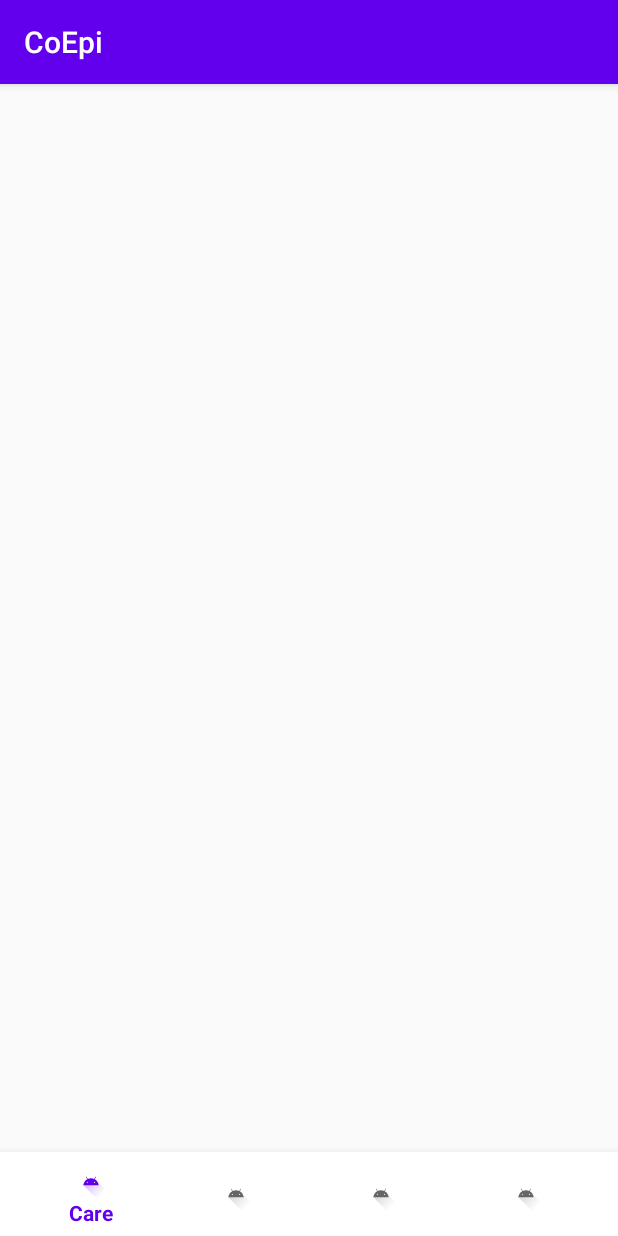
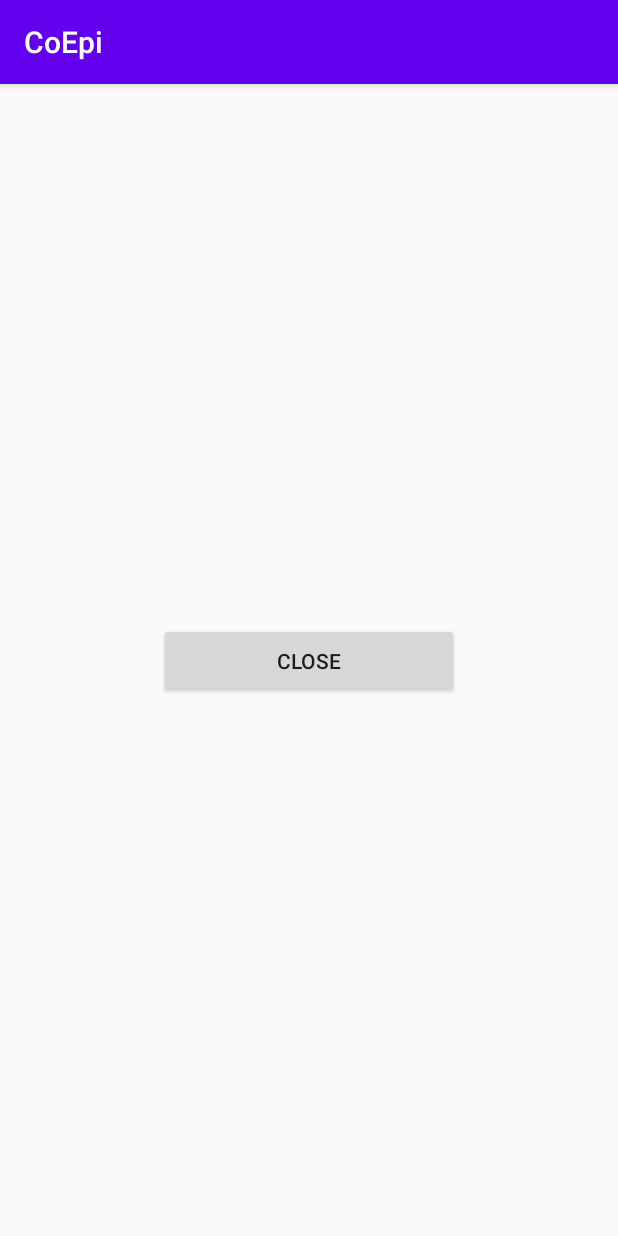
Before and after one commit to Co-Epi/app-android, an Android app: the screen it shows after launch (MainActivity), on a phone screen of 412 x 824 dp. Run offline under Robolectric (Android 15) with nearby library versions, the phone set to English and light mode, and no system bars; our stand-ins replace RxJava, data binding, navigation-ui; 1 statement that could not run was skipped.

Commit message:
Implement onboarding wireframe

```diff
--- a/app/src/main/java/org/coepi/android/MainActivity.kt
+++ b/app/src/main/java/org/coepi/android/MainActivity.kt
@@ -2,12 +2,35 @@ package org.coepi.android
 
 import androidx.appcompat.app.AppCompatActivity
 import android.os.Bundle
+import androidx.navigation.findNavController
+import io.reactivex.disposables.CompositeDisposable
+import io.reactivex.rxkotlin.plusAssign
+import org.coepi.android.R.id
+import org.coepi.android.R.id.rootNavHostFragment
 import org.coepi.android.R.layout.activity_main
+import org.coepi.android.ui.navigation.Navigator
+import org.coepi.android.ui.navigation.RootNavigation
+import org.coepi.android.ui.onboarding.OnboardingShower
+import org.koin.android.ext.android.inject
 
 class MainActivity : AppCompatActivity() {
+    private val rootNav: RootNavigation by inject()
+    private val onboardingShower: OnboardingShower by inject()
+
+    private var disposables = CompositeDisposable()
 
     override fun onCreate(savedInstanceState: Bundle?) {
         super.onCreate(savedInstanceState)
         setContentView(activity_main)
+        observeRootNavigation()
+
+        onboardingShower.showIfNeeded()
+    }
+
+    private fun observeRootNavigation() {
+        val navigator = Navigator(findNavController(rootNavHostFragment))
+        disposables += rootNav.navigationCommands.subscribe {
+            navigator.navigate(it)
+        }
     }
 }
--- a/app/src/main/java/org/coepi/android/di/Modules.kt
+++ b/app/src/main/java/org/coepi/android/di/Modules.kt
@@ -3,6 +3,9 @@ package org.coepi.android.di
 import org.coepi.android.ui.ble.BleViewModel
 import org.coepi.android.ui.care.CareViewModel
 import org.coepi.android.ui.location.LocationViewModel
+import org.coepi.android.ui.navigation.RootNavigation
+import org.coepi.android.ui.onboarding.OnboardingShower
+import org.coepi.android.ui.onboarding.OnboardingViewModel
 import org.coepi.android.ui.settings.SettingsViewModel
 import org.koin.androidx.viewmodel.dsl.viewModel
 import org.koin.dsl.module
@@ -12,8 +15,15 @@ val viewModelModule = module {
     viewModel { SettingsViewModel() }
     viewModel { BleViewModel() }
     viewModel { LocationViewModel() }
+    viewModel { OnboardingViewModel(get()) }
+}
+
+val systemModule = module {
+    single { RootNavigation() }
+    single { OnboardingShower(get()) }
 }
 
 val appModule = listOf(
-    viewModelModule
+    viewModelModule,
+    systemModule
 )
--- /dev/null
+++ b/app/src/main/java/org/coepi/android/ui/navigation/NavigationCommand.kt
@@ -0,0 +1,13 @@
+package org.coepi.android.ui.navigation
+
+import androidx.navigation.NavDirections
+import androidx.navigation.NavOptions
+import androidx.navigation.Navigator
+import java.io.Serializable
+
+sealed class NavigationCommand : Serializable {
+    data class ToDestination(val destinationId: NavDirections) : NavigationCommand()
+    data class ToDirections(val directions: NavDirections) : NavigationCommand()
+    object Back : NavigationCommand()
+    data class BackTo(val destinationId: Int) : NavigationCommand()
+}
--- /dev/null
+++ b/app/src/main/java/org/coepi/android/ui/navigation/Navigator.kt
@@ -0,0 +1,19 @@
+package org.coepi.android.ui.navigation
+
+import androidx.navigation.NavController
+import org.coepi.android.ui.navigation.NavigationCommand.Back
+import org.coepi.android.ui.navigation.NavigationCommand.BackTo
+import org.coepi.android.ui.navigation.NavigationCommand.ToDestination
+import org.coepi.android.ui.navigation.NavigationCommand.ToDirections
+
+class Navigator(private val navController: NavController) {
+
+    fun navigate(command: NavigationCommand) {
+        when (command) {
+            is ToDirections -> navController.navigate(command.directions)
+            is ToDestination -> navController.navigate(command.destinationId)
+            is Back -> navController.popBackStack()
+            is BackTo -> navController.popBackStack(command.destinationId, false)
+        }
+    }
+}
--- /dev/null
+++ b/app/src/main/java/org/coepi/android/ui/navigation/RootNavigation.kt
@@ -0,0 +1,12 @@
+package org.coepi.android.ui.navigation
+
+import io.reactivex.subjects.PublishSubject
+import io.reactivex.subjects.PublishSubject.create
+
+class RootNavigation {
+    val navigationCommands: PublishSubject<NavigationCommand> = create()
+
+    fun navigate(command: NavigationCommand) {
+        navigationCommands.onNext(command)
+    }
+}
--- /dev/null
+++ b/app/src/main/java/org/coepi/android/ui/onboarding/OnboardingFragment.kt
@@ -0,0 +1,20 @@
+package org.coepi.android.ui.onboarding
+
+import android.os.Bundle
+import android.view.LayoutInflater
+import android.view.View
+import android.view.ViewGroup
+import androidx.fragment.app.Fragment
+import org.coepi.android.databinding.FragmentOnboardingBinding.inflate
+import org.koin.androidx.viewmodel.ext.android.viewModel
+
+class OnboardingFragment : Fragment() {
+    private val viewModel by viewModel<OnboardingViewModel>()
+
+    override fun onCreateView(inflater: LayoutInflater, container: ViewGroup?,
+                              savedInstanceState: Bundle?
+    ): View? = inflate(inflater, container, false).apply {
+        lifecycleOwner = viewLifecycleOwner
+        vm = viewModel
+    }.root
+}
--- /dev/null
+++ b/app/src/main/java/org/coepi/android/ui/onboarding/OnboardingShower.kt
@@ -0,0 +1,12 @@
+package org.coepi.android.ui.onboarding
+
+import org.coepi.android.ui.navigation.NavigationCommand.ToDirections
+import org.coepi.android.ui.navigation.RootNavigation
+import org.coepi.android.ui.onboarding.OnboardingFragmentDirections.Companion.actionGlobalOnboarding
+
+class OnboardingShower(private val rootNavigation: RootNavigation) {
+
+    fun showIfNeeded() {
+        rootNavigation.navigate(ToDirections(actionGlobalOnboarding()))
+    }
+}
--- /dev/null
+++ b/app/src/main/java/org/coepi/android/ui/onboarding/OnboardingViewModel.kt
@@ -0,0 +1,18 @@
+package org.coepi.android.ui.onboarding
+
+import androidx.lifecycle.LiveData
+import androidx.lifecycle.ViewModel
+import io.reactivex.Observable
+import org.coepi.android.extensions.toLiveData
+import org.coepi.android.ui.navigation.NavigationCommand
+import org.coepi.android.ui.navigation.NavigationCommand.Back
+import org.coepi.android.ui.navigation.RootNavigation
+
+class OnboardingViewModel(private val rootNav: RootNavigation) : ViewModel() {
+
+    val text: LiveData<String> = Observable.just("TODO onboarding").toLiveData()
+
+    fun onCloseClick() {
+        rootNav.navigate(Back)
+    }
+}
--- /dev/null
+++ b/app/src/main/res/layout/fragment_onboarding.xml
@@ -0,0 +1,40 @@
+<?xml version="1.0" encoding="utf-8"?>
+<layout xmlns:android="http://schemas.android.com/apk/res/android"
+    xmlns:app="http://schemas.android.com/apk/res-auto">
+
+    <data>
+
+        <variable
+            name="vm"
+            type="org.coepi.android.ui.onboarding.OnboardingViewModel" />
+    </data>
+
+    <androidx.constraintlayout.widget.ConstraintLayout
+        android:layout_width="match_parent"
+        android:layout_height="match_parent">
+
+        <TextView
+            android:name="androidx.navigation.fragment.NavHostFragment"
+            android:layout_width="0dp"
+            android:layout_height="wrap_content"
+            android:layout_marginBottom="10dp"
+            android:gravity="center"
+            android:text="@{vm.text}"
+            app:layout_constraintBottom_toBottomOf="parent"
+            app:layout_constraintBottom_toTopOf="@id/close"
+            app:layout_constraintEnd_toEndOf="parent"
+            app:layout_constraintStart_toStartOf="parent" />
+
+        <Button
+            android:id="@+id/close"
+            android:layout_width="200dp"
+            android:layout_height="50dp"
+            android:onClick="@{() -> vm.onCloseClick()}"
+            android:text="Close"
+            app:layout_constraintBottom_toBottomOf="parent"
+            app:layout_constraintEnd_toEndOf="parent"
+            app:layout_constraintStart_toStartOf="parent"
+            app:layout_constraintTop_toTopOf="parent" />
+
+    </androidx.constraintlayout.widget.ConstraintLayout>
+</layout>
--- a/app/src/main/res/navigation/nav_graph_root.xml
+++ b/app/src/main/res/navigation/nav_graph_root.xml
@@ -3,12 +3,21 @@
     xmlns:app="http://schemas.android.com/apk/res-auto"
     xmlns:tools="http://schemas.android.com/tools"
     android:id="@+id/nav_graph_root"
-    app:startDestination="@id/tabs_container_fragment">
+    app:startDestination="@id/tabs_container">
 
     <fragment
-        android:id="@+id/tabs_container_fragment"
+        android:id="@+id/tabs_container"
         android:name="org.coepi.android.ui.TabsContainerFragment"
-        android:label="tabs_container"
+        tools:layout="@layout/fragment_tabs_container" />
+
+    <action
+        android:id="@+id/action_global_onboarding"
+        app:destination="@id/onboarding"
+        app:popExitAnim="@android:anim/fade_out" />
+    <fragment
+        android:id="@+id/onboarding"
+        android:name="org.coepi.android.ui.onboarding.OnboardingFragment"
+        android:label="@string/label_fragment_onboarding"
         tools:layout="@layout/fragment_tabs_container" />
 
 </navigation>
--- a/app/src/main/res/values/strings.xml
+++ b/app/src/main/res/values/strings.xml
@@ -12,5 +12,6 @@
     <string name="label_fragment_settings">Settings</string>
     <string name="label_fragment_ble">BLE</string>
     <string name="label_fragment_location">Location</string>
+    <string name="label_fragment_onboarding">Onboarding</string>
 
 </resources>
```
